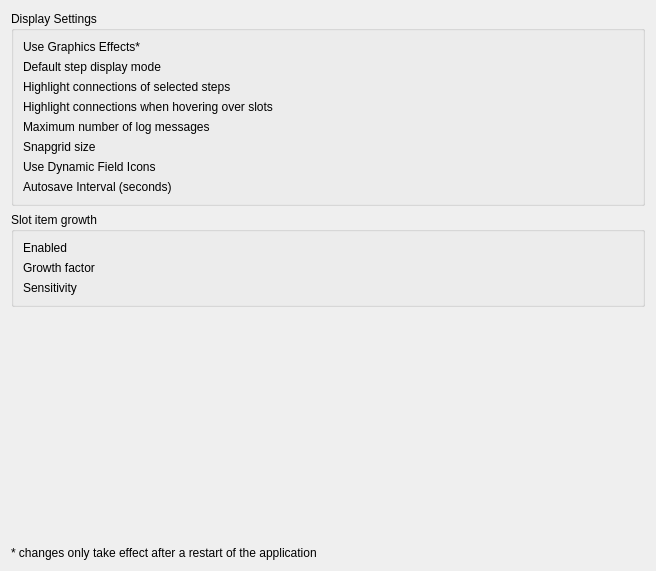
The window that cedar/processing/gui/UiSettings.ui (cedar/cedar) describes before a commit, drawn with Qt 5.
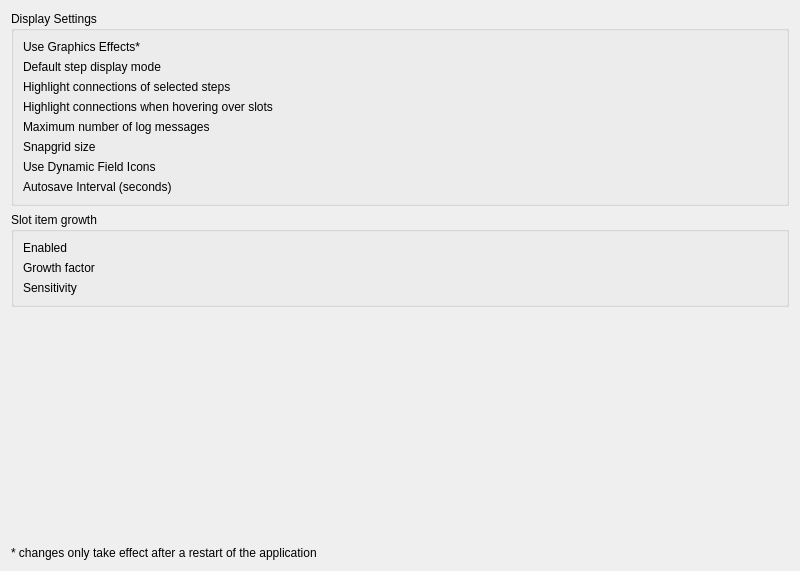
The same window after the commit. Custom widgets are drawn as their Qt base class.

What changed in the file:
```diff
--- a/cedar/processing/gui/UiSettings.ui
+++ b/cedar/processing/gui/UiSettings.ui
@@ -6,7 +6,7 @@
    <rect>
     <x>0</x>
     <y>0</y>
-    <width>656</width>
+    <width>800</width>
     <height>571</height>
    </rect>
   </property>
```
